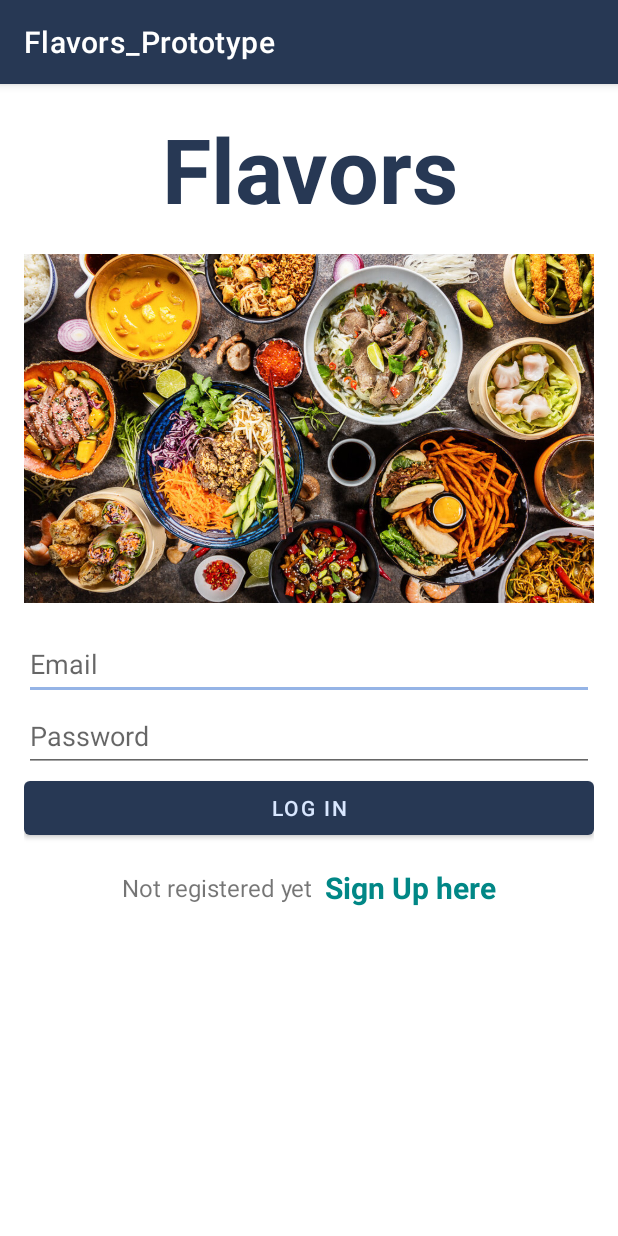
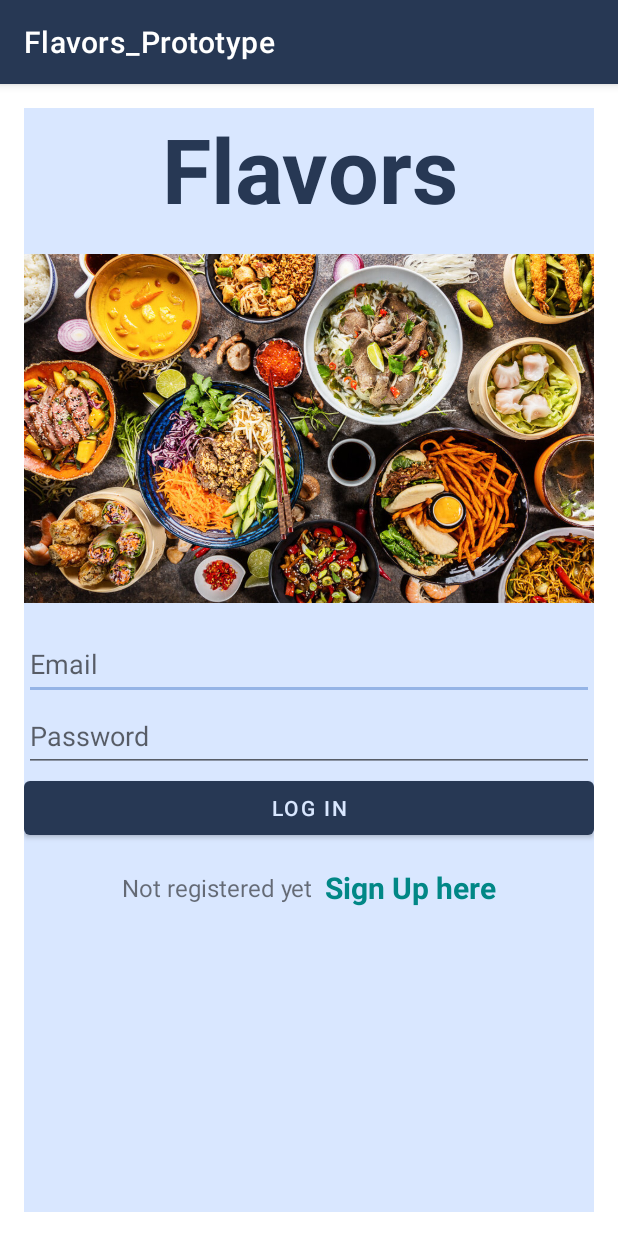
Before and after one commit to wkembel1563/Flavors_Recipe_App, an Android app: the screen it shows after launch (LoginActivity), on a phone screen of 412 x 824 dp. Run offline under Robolectric (Android 15) with nearby library versions, the phone set to English and light mode, and no system bars; our stand-ins replace Firebase (no records; nobody signed in at launch, a user with empty details on screens opened directly).

Commit message:
matching backgrounds

```diff
--- a/app/src/main/res/layout/activity_login.xml
+++ b/app/src/main/res/layout/activity_login.xml
@@ -2,6 +2,11 @@
 <LinearLayout xmlns:android="http://schemas.android.com/apk/res/android"
     xmlns:app="http://schemas.android.com/apk/res-auto"
     xmlns:tools="http://schemas.android.com/tools"
+    app:layout_constraintBottom_toBottomOf="parent"
+    app:layout_constraintEnd_toEndOf="parent"
+    app:layout_constraintStart_toStartOf="parent"
+    app:layout_constraintTop_toTopOf="parent"
+    android:background="@color/cardBackground"
     android:layout_width="match_parent"
     android:layout_height="match_parent"
     android:layout_margin="16dp"
--- a/app/src/main/res/layout/activity_recommendation.xml
+++ b/app/src/main/res/layout/activity_recommendation.xml
@@ -12,6 +12,11 @@
     android:padding="16dp">
 
     <LinearLayout
+        app:layout_constraintBottom_toBottomOf="parent"
+        app:layout_constraintEnd_toEndOf="parent"
+        app:layout_constraintStart_toStartOf="parent"
+        app:layout_constraintTop_toTopOf="parent"
+        android:background="@color/cardBackground"
         android:layout_width="match_parent"
         android:layout_height="wrap_content"
         android:orientation="vertical">
--- a/app/src/main/res/layout/activity_signup.xml
+++ b/app/src/main/res/layout/activity_signup.xml
@@ -2,6 +2,11 @@
 <LinearLayout xmlns:android="http://schemas.android.com/apk/res/android"
     xmlns:app="http://schemas.android.com/apk/res-auto"
     xmlns:tools="http://schemas.android.com/tools"
+    app:layout_constraintBottom_toBottomOf="parent"
+    app:layout_constraintEnd_toEndOf="parent"
+    app:layout_constraintStart_toStartOf="parent"
+    app:layout_constraintTop_toTopOf="parent"
+    android:background="@color/cardBackground"
     android:layout_width="match_parent"
     android:layout_height="match_parent"
     android:layout_margin="16dp"
```
